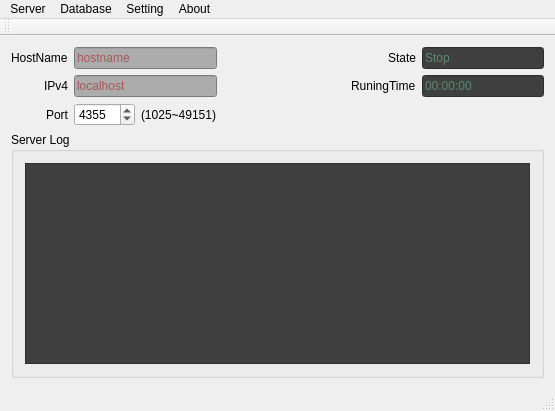
Above: mainwindow.ui from ChepenSmilelife/fse-server before the change. Below: the same form after it.
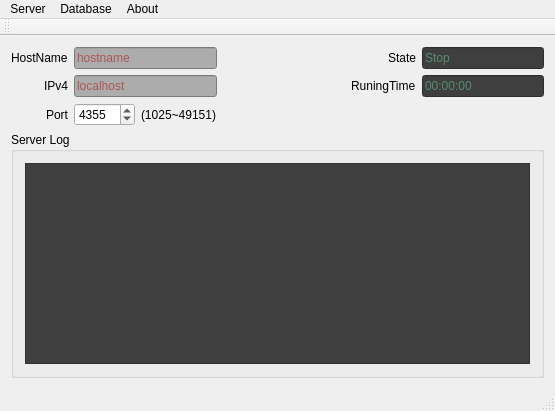
That is the form after the change.

Commit message: add user information update for user client interface

What changed in the file:
```diff
--- a/mainwindow.ui
+++ b/mainwindow.ui
@@ -253,12 +253,6 @@
     <addaction name="separator"/>
     <addaction name="actionConfigure"/>
    </widget>
-   <widget class="QMenu" name="menuSetting">
-    <property name="title">
-     <string>Setting</string>
-    </property>
-    <addaction name="actionPreferences"/>
-   </widget>
    <widget class="QMenu" name="menuAbout">
     <property name="title">
      <string>About</string>
@@ -270,7 +264,6 @@
    </widget>
    <addaction name="menuServer"/>
    <addaction name="menuDatabase"/>
-   <addaction name="menuSetting"/>
    <addaction name="menuAbout"/>
   </widget>
   <widget class="QToolBar" name="mainToolBar">
```
Left out of the diff: 3 changed lines with no effect on the pictures. The commit also changes 7 other files.
